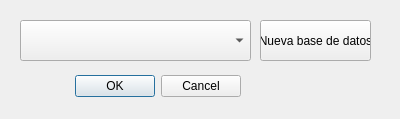
Above: dbselector.ui from MartiHui/GSDAM_Ejerciciocpp_GUI before the change. Below: the same form after it.
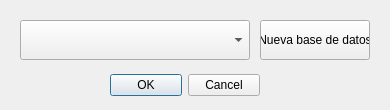
That is the form after the change.

The edit to the form file:
```diff
--- a/dbselector.ui
+++ b/dbselector.ui
@@ -9,8 +9,8 @@
    <rect>
     <x>0</x>
     <y>0</y>
-    <width>400</width>
-    <height>119</height>
+    <width>390</width>
+    <height>110</height>
    </rect>
   </property>
   <property name="windowTitle">
@@ -22,10 +22,10 @@
   <widget class="QDialogButtonBox" name="buttonBox">
    <property name="geometry">
     <rect>
-     <x>40</x>
+     <x>110</x>
      <y>70</y>
-     <width>201</width>
-     <height>32</height>
+     <width>150</width>
+     <height>30</height>
     </rect>
    </property>
    <property name="orientation">
@@ -40,8 +40,8 @@
     <rect>
      <x>20</x>
      <y>20</y>
-     <width>231</width>
-     <height>41</height>
+     <width>230</width>
+     <height>40</height>
     </rect>
    </property>
   </widget>
@@ -50,8 +50,8 @@
     <rect>
      <x>260</x>
      <y>20</y>
-     <width>111</width>
-     <height>41</height>
+     <width>110</width>
+     <height>40</height>
     </rect>
    </property>
    <property name="text">
```
Left out of the diff: 2 changed lines with no effect on the pictures.
